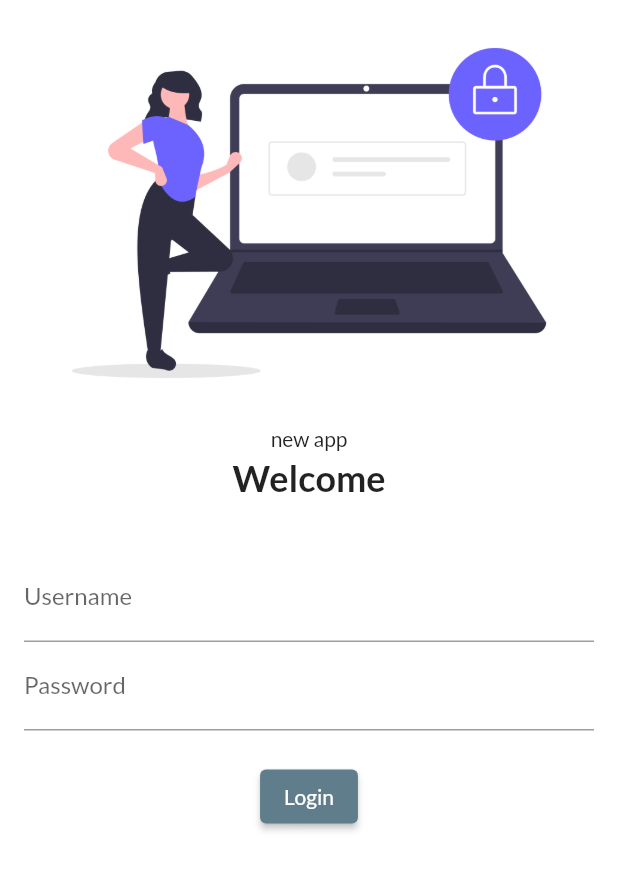
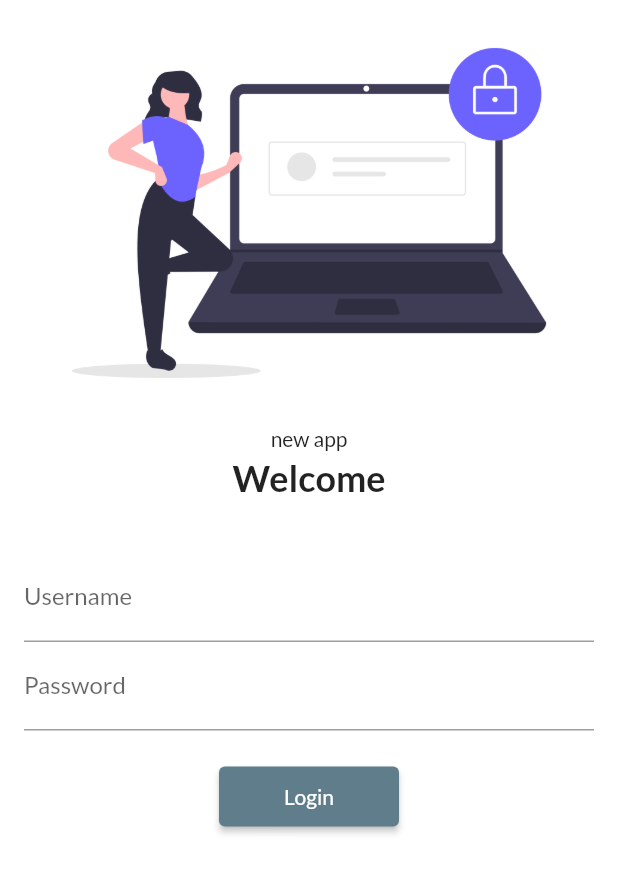
Before and after one commit to rohandocx/Catalogue-App, a Flutter app: the screen it shows after launch, on a phone screen of 412 x 824 dp. Shown: the top 873 px of the screen. Run offline on Flutter 3.47's test engine with Material 2 defaults, Android fonts, the phone set to English and light mode, and no system bars; our stand-ins replace google_fonts.

Commit message:
DAY 5 completed

```diff
--- a/lib/Pages/Login_page.dart
+++ b/lib/Pages/Login_page.dart
@@ -1,12 +1,14 @@
 import 'dart:ui';
 
 import 'package:flutter/material.dart';
+import 'package:flutter_course/utils/routes.dart';
 
 class LoginPage extends StatelessWidget {
   @override
   Widget build(BuildContext context) {
     return Material(
         color: Colors.white,
+        child: SingleChildScrollView(
           child: Column(
             children: [
               Image.asset(
@@ -20,8 +22,8 @@ class LoginPage extends StatelessWidget {
               ),
               SizedBox(height: 20.0),
               Padding(
-              padding:
-                  const EdgeInsets.symmetric(vertical: 16.0, horizontal: 16.0),
+                padding: const EdgeInsets.symmetric(
+                    vertical: 16.0, horizontal: 16.0),
                 child: Column(
                   children: [
                     TextFormField(
@@ -36,15 +38,16 @@ class LoginPage extends StatelessWidget {
                     SizedBox(height: 20.0),
                     ElevatedButton(
                       child: Text("Login"),
+                      style: TextButton.styleFrom(minimumSize: Size(120, 40)),
                       onPressed: () {
-                      print("hi");
+                        Navigator.pushNamed(context, MyRoutes.homeRoute);
                       },
-                    style: TextButton.styleFrom(),
                     )
                   ],
                 ),
               )
             ],
+          ),
         ));
   }
 }
--- a/lib/main.dart
+++ b/lib/main.dart
@@ -1,4 +1,5 @@
 import 'package:flutter/material.dart';
+import 'package:flutter_course/utils/routes.dart';
 import 'Pages/Login_page.dart';
 import 'Pages/Home_page.dart';
 import 'package:google_fonts/google_fonts.dart';
@@ -18,10 +19,11 @@ class MyApp extends StatelessWidget {
       darkTheme: ThemeData(
         brightness: Brightness.dark,
       ),
+      debugShowCheckedModeBanner: false,
       initialRoute: "/",
       routes: {
-        "/login": (context) => Homepage(),
-        "/home": (context) => Homepage(),
+        MyRoutes.loginRoute: (context) => Homepage(),
+        MyRoutes.homeRoute: (context) => Homepage(),
         "/": (context) => LoginPage(),
       },
     );
--- /dev/null
+++ b/lib/utils/routes.dart
@@ -0,0 +1,4 @@
+class MyRoutes {
+  static String loginRoute = "/login";
+  static String homeRoute = "/home";
+}
```
Lines whose indentation alone changed are shown as unchanged.
